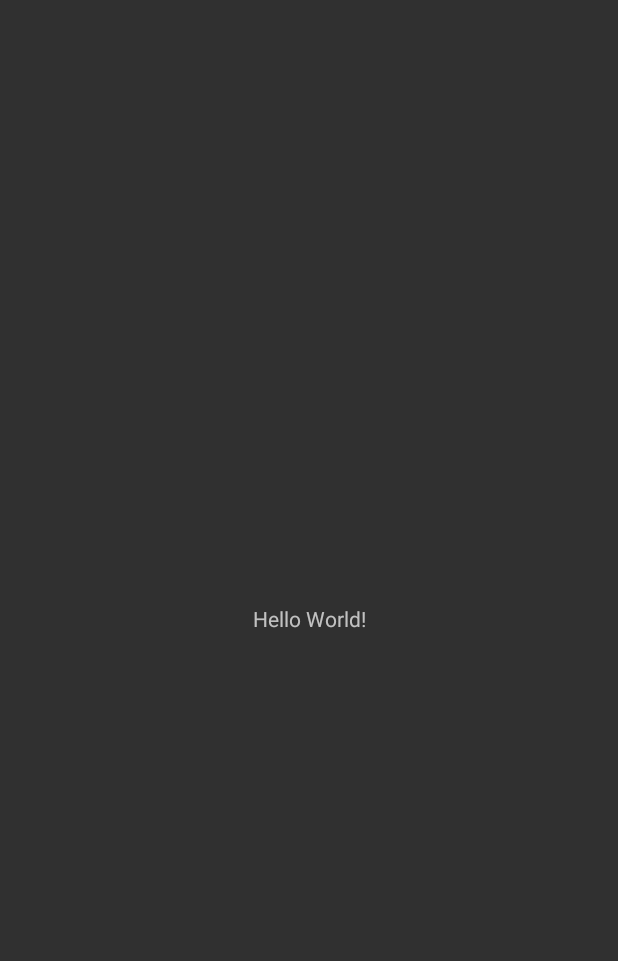
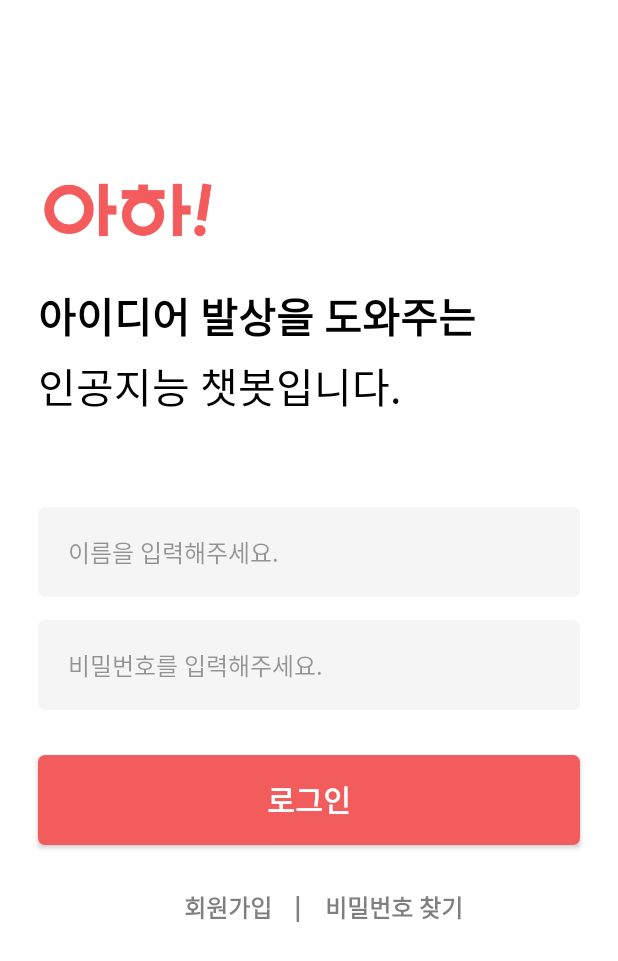
Before and after one commit to ccomangi2/A-ha-Android, an Android app: the screen it shows after launch (MainActivity), on a phone screen of 412 x 824 dp. Before the commit the part shown is almost empty. Shown: the top 961 px of the screen. Run offline under Robolectric (Android 15) with nearby library versions, the phone set to English and light mode, and no system bars.

Commit message:
로그인화면 프로토타입 구현

```diff
--- a/app/src/main/java/com/example/a_ha_main/MainActivity.kt
+++ b/app/src/main/java/com/example/a_ha_main/MainActivity.kt
@@ -6,6 +6,6 @@ import android.os.Bundle
 class MainActivity : AppCompatActivity() {
     override fun onCreate(savedInstanceState: Bundle?) {
         super.onCreate(savedInstanceState)
-        setContentView(R.layout.activity_main)
+        setContentView(R.layout.activity_login)
     }
 }
--- /dev/null
+++ b/app/src/main/res/drawable/button_sub_custom.xml
@@ -0,0 +1,15 @@
+<?xml version="1.0" encoding="utf-8"?>
+<selector xmlns:android="http://schemas.android.com/apk/res/android">
+    <item>
+        <shape
+            xmlns:android="http://schemas.android.com/apk/res/android"
+            android:shape="rectangle">
+            <stroke
+                android:width="1dp"
+                android:color="#00F35C5C" />
+            <corners android:radius="4dp"/>
+            <solid
+                android:color="#00F35C5C" />
+        </shape>
+    </item>
+</selector>
--- a/app/src/main/res/layout/activity_login.xml
+++ b/app/src/main/res/layout/activity_login.xml
@@ -61,8 +61,8 @@
         android:layout_marginRight="25dp"
         android:paddingLeft="20dp"
         android:textSize="16sp"
-        android:textColor="#000000"
-        android:textColorHint="#000000"
+        android:textColor="#66000000"
+        android:textColorHint="#66000000"
         android:background="@drawable/edittext_custom"
         android:fontFamily="@font/thin"
         android:hint="이름을 입력해주세요."
@@ -87,8 +87,8 @@
         android:hint="비밀번호를 입력해주세요."
         android:inputType="textPersonName"
         android:paddingLeft="20dp"
-        android:textColor="#000000"
-        android:textColorHint="#000000"
+        android:textColor="#66000000"
+        android:textColorHint="#66000000"
         android:textSize="16sp" />
 
     <Button
@@ -111,5 +111,50 @@
         android:textSize="20sp"
         android:text="로그인" />
 
+    <LinearLayout
+        android:layout_width="wrap_content"
+        android:layout_height="wrap_content"
+        android:layout_below="@+id/login_btn"
+        android:layout_centerInParent="true"
+        android:layout_centerVertical="true"
+        android:layout_marginTop="17dp"
+        android:orientation="horizontal">
+
+        <Button
+            android:id="@+id/button3"
+            android:layout_width="wrap_content"
+            android:layout_height="wrap_content"
+            android:layout_marginLeft="5dp"
+            android:background="@drawable/button_sub_custom"
+            android:fontFamily="@font/bold"
+            android:text="회원가입"
+            android:textColor="#80000000"
+            android:textSize="16sp" />
+
+        <TextView
+            android:id="@+id/textView3"
+            android:layout_width="wrap_content"
+            android:layout_height="wrap_content"
+            android:layout_gravity="center|center_horizontal|center_vertical"
+            android:fontFamily="@font/bold"
+            android:gravity="center"
+            android:text="|"
+            android:textColor="#80000000"
+            android:textSize="20sp" />
+
+        <Button
+            android:id="@+id/button4"
+            android:layout_width="wrap_content"
+            android:layout_height="wrap_content"
+            android:layout_gravity="right"
+            android:layout_marginLeft="15dp"
+            android:background="@drawable/button_sub_custom"
+            android:fontFamily="@font/bold"
+            android:foregroundGravity="right"
+            android:text="비밀번호 찾기"
+            android:textColor="#80000000"
+            android:textSize="16sp" />
+    </LinearLayout>
+
 
 </RelativeLayout>
```
